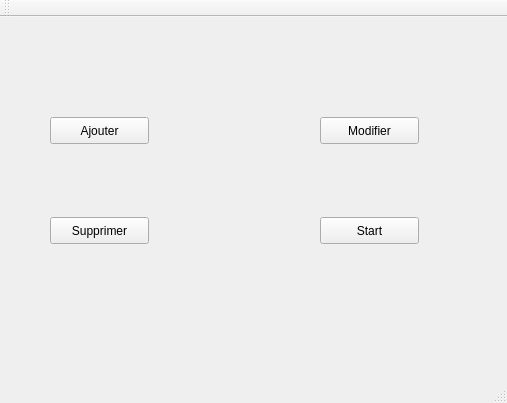
This is mainwindow.ui in metanas/Champions as Qt 5 draws it before an edit. The edited form follows.
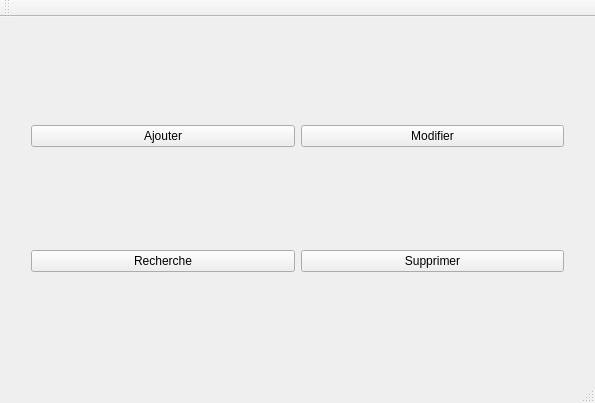
This is the edited form.

The edit to the form file:
```diff
--- a/mainwindow.ui
+++ b/mainwindow.ui
@@ -6,7 +6,7 @@
    <rect>
     <x>0</x>
     <y>0</y>
-    <width>507</width>
+    <width>595</width>
     <height>403</height>
    </rect>
   </property>
@@ -14,58 +14,71 @@
    <string>MainWindow</string>
   </property>
   <widget class="QWidget" name="centralWidget">
-   <widget class="QPushButton" name="pushButton">
-    <property name="geometry">
-     <rect>
-      <x>50</x>
-      <y>100</y>
-      <width>99</width>
-      <height>27</height>
-     </rect>
-    </property>
+   <layout class="QGridLayout" name="gridLayout">
+    <item row="1" column="1">
+     <widget class="QPushButton" name="findButton">
     <property name="text">
-     <string>Ajouter</string>
-    </property>
-   </widget>
-   <widget class="QPushButton" name="pushButton_2">
-    <property name="geometry">
-     <rect>
-      <x>320</x>
-      <y>100</y>
-      <width>99</width>
-      <height>27</height>
-     </rect>
+       <string>Recherche</string>
+      </property>
+     </widget>
+    </item>
+    <item row="0" column="2">
+     <widget class="QPushButton" name="ModButton">
+      <property name="enabled">
+       <bool>true</bool>
     </property>
     <property name="text">
      <string>Modifier</string>
     </property>
    </widget>
-   <widget class="QPushButton" name="pushButton_3">
-    <property name="geometry">
-     <rect>
-      <x>50</x>
-      <y>200</y>
-      <width>99</width>
-      <height>27</height>
-     </rect>
-    </property>
+    </item>
+    <item row="0" column="1">
+     <widget class="QPushButton" name="AddButton">
+      <property name="text">
+       <string>Ajouter</string>
+      </property>
+     </widget>
+    </item>
+    <item row="0" column="0">
+     <spacer name="horizontalSpacer">
+      <property name="orientation">
+       <enum>Qt::Horizontal</enum>
+      </property>
+      <property name="sizeType">
+       <enum>QSizePolicy::Fixed</enum>
+      </property>
+      <property name="sizeHint" stdset="0">
+       <size>
+        <width>20</width>
+        <height>20</height>
+       </size>
+      </property>
+     </spacer>
+    </item>
+    <item row="1" column="2">
+     <widget class="QPushButton" name="DelButton">
     <property name="text">
      <string>Supprimer</string>
     </property>
    </widget>
-   <widget class="QPushButton" name="pushButton_4">
-    <property name="geometry">
-     <rect>
-      <x>320</x>
-      <y>200</y>
-      <width>99</width>
-      <height>27</height>
-     </rect>
-    </property>
-    <property name="text">
-     <string>Start</string>
-    </property>
-   </widget>
+    </item>
+    <item row="0" column="3">
+     <spacer name="horizontalSpacer_2">
+      <property name="orientation">
+       <enum>Qt::Horizontal</enum>
+      </property>
+      <property name="sizeType">
+       <enum>QSizePolicy::Fixed</enum>
+      </property>
+      <property name="sizeHint" stdset="0">
+       <size>
+        <width>20</width>
+        <height>20</height>
+       </size>
+      </property>
+     </spacer>
+    </item>
+   </layout>
   </widget>
   <widget class="QMenuBar" name="menuBar">
    <property name="geometry">
```
Left out of the diff: 2 changed lines with no effect on the pictures. Lines whose indentation alone changed are shown as unchanged.
